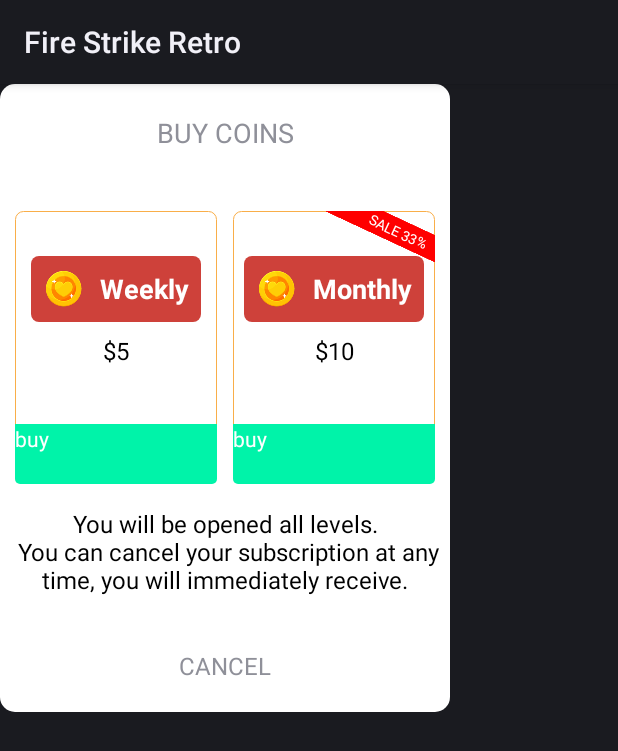
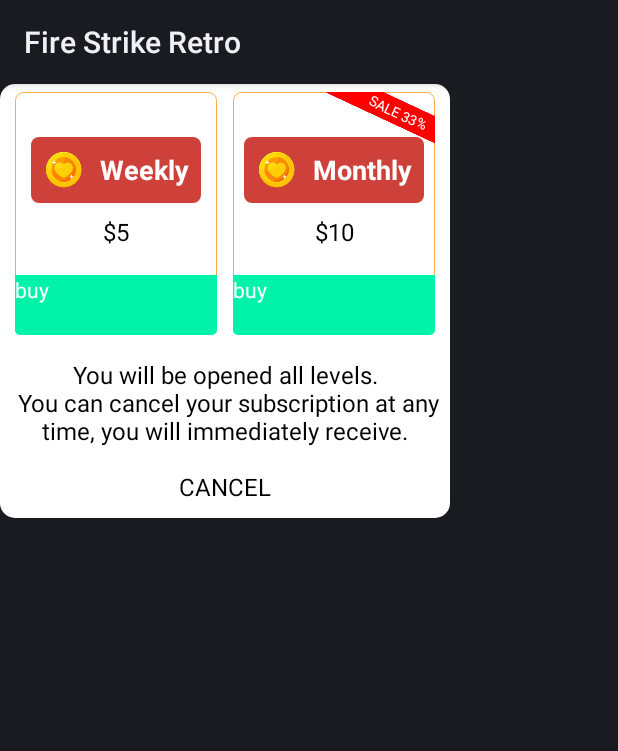
Before and after one commit to vinhdn/fire-strike, an Android app: the layout layout_buy_diamond.xml on its own in the app's theme, with its tools: preview values and no code run, on a phone screen of 412 x 824 dp. Shown: the top 751 px of the screen. Run offline under Robolectric (Android 15) with nearby library versions, the phone set to English and light mode, and no system bars.

Commit message:
Update func buy vip

```diff
--- a/build.gradle
+++ b/build.gradle
@@ -109,7 +109,7 @@ android {
 
     productFlavors {
         store {
-            applicationId = "com.x${getTime()}game${randomName()}.${randomPack()}${getReleaseVersion()}ns"
+            applicationId = "com.fire${getTime()}game${randomName()}.${randomPack()}${getReleaseVersion()}ns"
             buildConfigField "Integer", "artPosition", "${getArtPosition()}"
         }
 
--- a/src/main/java/zame/game/feature/game/GameFragment.java
+++ b/src/main/java/zame/game/feature/game/GameFragment.java
@@ -34,7 +34,6 @@ public class GameFragment extends BaseFragment implements SensorEventListener {
     private SensorManager sensorManager;
     private int deviceRotation;
     private GameMenuDialogFragment gameMenuDialogFragment;
-    private GameCodeDialogFragment gameCodeDialogFragment;
 
     public Config config;
     public HeroController heroController;
@@ -57,7 +56,6 @@ public class GameFragment extends BaseFragment implements SensorEventListener {
         this.game = engine.game;
 
         gameMenuDialogFragment = GameMenuDialogFragment.newInstance();
-        gameCodeDialogFragment = GameCodeDialogFragment.newInstance();
     }
 
     @Override
@@ -209,7 +207,6 @@ public class GameFragment extends BaseFragment implements SensorEventListener {
     @SuppressWarnings("deprecation")
     public void showGameCodeDialog() {
         if (!isForgottenFragment) {
-            gameCodeDialogFragment.show(getFragmentManager());
         }
     }
 
--- a/src/main/java/zame/game/feature/main/MainActivity.java
+++ b/src/main/java/zame/game/feature/main/MainActivity.java
@@ -104,7 +104,7 @@ public class MainActivity extends BaseActivity {
             return;
         }
 
-        showFragment(menuFragment);
+        showFragment(gameFragment);
 
         App.self.mediadtor.onActivityCreate(this, new MediadtorListener() {
             @Override
--- a/src/main/res/layout/layout_buy_diamond.xml
+++ b/src/main/res/layout/layout_buy_diamond.xml
@@ -4,20 +4,8 @@
     android:layout_height="wrap_content"
     xmlns:app="http://schemas.android.com/apk/res-auto"
     android:background="@drawable/shape_rounded_white"
-    android:paddingBottom="@dimen/dimen_20dp"
+    android:paddingBottom="@dimen/dimen_10dp"
     android:orientation="vertical">
-    <androidx.appcompat.widget.AppCompatTextView
-        android:id="@+id/tvContent"
-        android:layout_width="match_parent"
-        android:layout_height="wrap_content"
-        app:layout_constraintTop_toTopOf="parent"
-        app:layout_constraintLeft_toLeftOf="parent"
-        app:layout_constraintRight_toRightOf="parent"
-        android:gravity="center"
-        android:padding="@dimen/dimen_20dp"
-        android:text="Buy Coins"
-        android:textAllCaps="true"
-        android:textSize="@dimen/dimen_18sp"/>
 
 
     <LinearLayout
@@ -26,14 +14,14 @@
         android:layout_height="wrap_content"
         android:orientation="vertical"
         android:background="@drawable/border_orange_radius"
-        android:layout_marginTop="@dimen/dimen_20dp"
-        app:layout_constraintTop_toBottomOf="@+id/tvContent"
+        android:layout_marginTop="@dimen/dimen_5dp"
+        app:layout_constraintTop_toTopOf="parent"
         app:layout_constraintLeft_toLeftOf="parent"
         app:layout_constraintRight_toLeftOf="@+id/btnOk"
         android:gravity="center"
         android:layout_marginLeft="@dimen/dimen_10dp"
         android:layout_marginRight="@dimen/dimen_5dp"
-        android:paddingBottom="70dp"
+        android:paddingBottom="50dp"
         android:paddingTop="@dimen/dimen_30dp">
         <androidx.appcompat.widget.AppCompatTextView
             android:layout_width="wrap_content"
@@ -77,14 +65,14 @@
         android:layout_height="wrap_content"
         android:orientation="vertical"
         android:background="@drawable/border_orange_radius"
-        android:layout_marginTop="@dimen/dimen_20dp"
-        app:layout_constraintTop_toBottomOf="@+id/tvContent"
+        android:layout_marginTop="@dimen/dimen_5dp"
+        app:layout_constraintTop_toTopOf="parent"
         app:layout_constraintRight_toRightOf="parent"
         app:layout_constraintLeft_toRightOf="@+id/btnClose"
         android:gravity="center"
         android:layout_marginRight="@dimen/dimen_10dp"
         android:layout_marginLeft="@dimen/dimen_5dp"
-        android:paddingBottom="70dp">
+        android:paddingBottom="50dp">
 
         <TextView
             android:layout_width="100dp"
@@ -167,8 +155,9 @@
         app:layout_constraintLeft_toLeftOf="parent"
         app:layout_constraintRight_toRightOf="parent"
         app:layout_constraintTop_toBottomOf="@+id/tv01"
+        android:textColor="@color/black"
         android:text="@android:string/cancel"
         android:textAllCaps="true"
         android:textSize="@dimen/dimen_16sp"
-        android:layout_marginTop="@dimen/dimen_30dp"/>
+        android:layout_marginTop="@dimen/dimen_10dp"/>
 </androidx.constraintlayout.widget.ConstraintLayout>
```
Also changed, not shown: src/main/java/zame/game/feature/game/GameMenuDialogFragment.java (+1 -8 lines), 1 other file.
